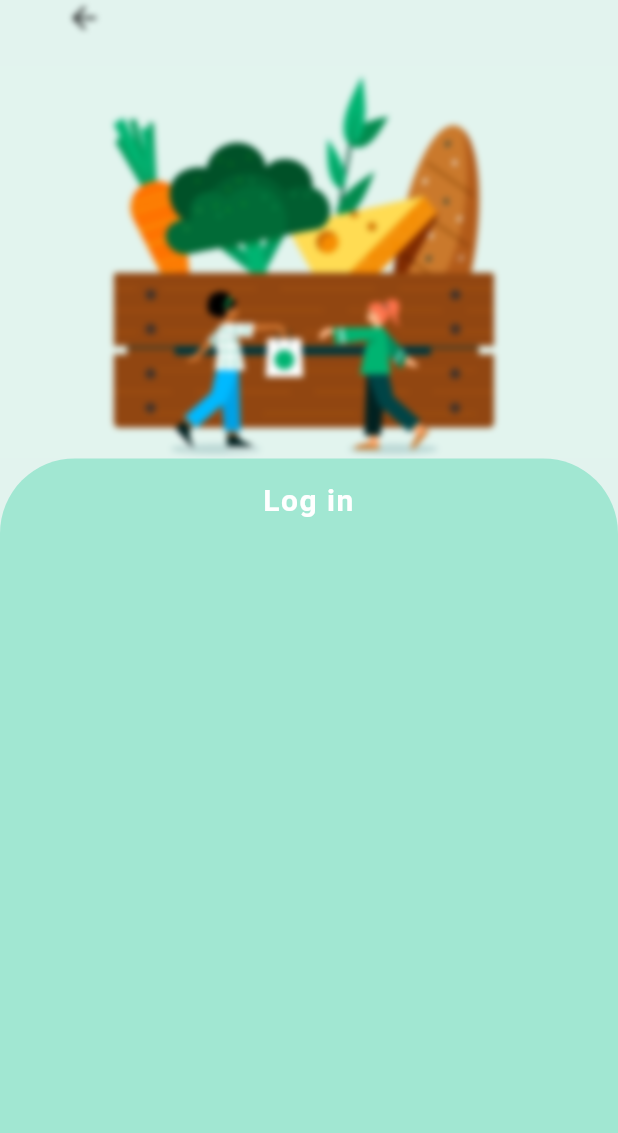
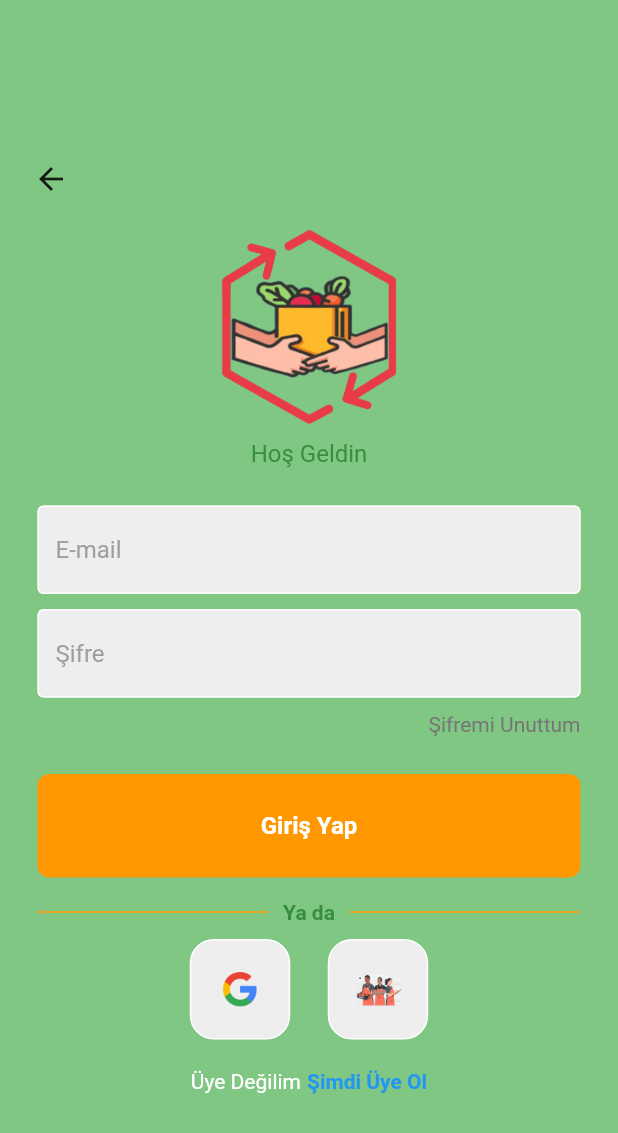
Before and after one commit to huseyinasan/biyemek, a Flutter app: the entrance screen opened directly, after a tap on "Giriş Yap", on a phone screen of 412 x 824 dp. Shown: the top 1133 px of the screen. Run offline on Flutter 3.47's test engine with Material 2 defaults, Android fonts, the phone set to English and light mode, and no system bars; our stand-ins replace firebase_core, google_nav_bar, smooth_page_indicator; accounts and stored records are empty; Roboto replaces fonts that are missing (OpenSans).

Commit message:
login page ui updated

```diff
--- /dev/null
+++ b/lib/components/back_button.dart
@@ -0,0 +1,24 @@
+import 'package:flutter/material.dart';
+
+class BackButton extends StatelessWidget {
+  const BackButton({super.key});
+
+  @override
+  Widget build(BuildContext context) {
+    return GestureDetector(
+      onTap: () {
+        Navigator.pop(context);
+      },
+      child: Container(
+        width: 50,
+        height: 50,
+        decoration: const BoxDecoration(
+          color: Colors.white,
+          shape: BoxShape.circle,
+        ),
+        child: const Icon(Icons.arrow_back_ios_new_rounded,
+            color: Color(0xFFE2F3EE)),
+      ),
+    );
+  }
+}
--- /dev/null
+++ b/lib/components/my_button.dart
@@ -0,0 +1,32 @@
+import 'package:flutter/material.dart';
+
+class MyButton extends StatelessWidget {
+  final Function()? onTap;
+
+  const MyButton({super.key, required this.onTap});
+
+  @override
+  Widget build(BuildContext context) {
+    return GestureDetector(
+      onTap: onTap,
+      child: Container(
+        padding: const EdgeInsets.all(25),
+        margin: const EdgeInsets.symmetric(horizontal: 25),
+        decoration: BoxDecoration(
+          color: Colors.orange,
+          borderRadius: BorderRadius.circular(8),
+        ),
+        child: const Center(
+          child: Text(
+            "Giriş Yap",
+            style: TextStyle(
+              color: Colors.white,
+              fontWeight: FontWeight.bold,
+              fontSize: 16,
+            ),
+          ),
+        ),
+      ),
+    );
+  }
+}
--- /dev/null
+++ b/lib/components/my_textfield.dart
@@ -0,0 +1,36 @@
+import 'package:flutter/material.dart';
+
+class MyTextField extends StatelessWidget {
+  final controller;
+  final String hintText;
+  final bool obscureText;
+
+  const MyTextField({
+    super.key,
+    required this.controller,
+    required this.hintText,
+    required this.obscureText,
+  });
+
+  @override
+  Widget build(BuildContext context) {
+    return Padding(
+      padding: const EdgeInsets.symmetric(horizontal: 25.0),
+      child: TextField(
+        controller: controller,
+        obscureText: obscureText,
+        decoration: InputDecoration(
+            enabledBorder: const OutlineInputBorder(
+              borderSide: BorderSide(color: Colors.white),
+            ),
+            focusedBorder: OutlineInputBorder(
+              borderSide: BorderSide(color: Colors.grey.shade400),
+            ),
+            fillColor: Colors.grey.shade200,
+            filled: true,
+            hintText: hintText,
+            hintStyle: TextStyle(color: Colors.grey[500])),
+      ),
+    );
+  }
+}
--- /dev/null
+++ b/lib/components/square_tile.dart
@@ -0,0 +1,25 @@
+import 'package:flutter/material.dart';
+
+class SquareTile extends StatelessWidget {
+  final String imagePath;
+  const SquareTile({
+    super.key,
+    required this.imagePath,
+  });
+
+  @override
+  Widget build(BuildContext context) {
+    return Container(
+      padding: EdgeInsets.all(15),
+      decoration: BoxDecoration(
+        border: Border.all(color: Colors.white),
+        borderRadius: BorderRadius.circular(16),
+        color: Colors.grey[200],
+      ),
+      child: Image.asset(
+        imagePath,
+        height: 35,
+      ),
+    );
+  }
+}
--- a/lib/screens/login/login.dart
+++ /dev/null
@@ -1,79 +0,0 @@
-import 'dart:ui';
-import 'package:flutter/material.dart';
-import '../onboarding/customer_entrance.dart';
-
-class login extends StatefulWidget {
-  const login({Key? key}) : super(key: key);
-
-  @override
-  State<login> createState() => _loginState();
-}
-
-class _loginState extends State<login> {
-  @override
-  Widget build(BuildContext context) {
-    return Scaffold(
-      backgroundColor: const Color(0xFFE2F3EE),
-      body: ListView(
-        children: [
-          Column(
-            children: [
-              GestureDetector(
-                onTap: () {
-                  Navigator.push(
-                    context,
-                    MaterialPageRoute(
-                      builder: (context) {
-                        return const entrance();
-                      },
-                    ),
-                  );
-                },
-                child: const Padding(
-                  padding: EdgeInsets.only(right: 300),
-                  child: Icon(Icons.arrow_back),
-                ),
-              ),
-              const SizedBox(height: 20),
-              const Image(
-                image: AssetImage('assets/images/onboarding/login.png'),
-              ),
-              BackdropFilter(
-                filter: ImageFilter.blur(sigmaX: 2, sigmaY: 2),
-                child: Container(
-                  color: Colors.transparent,
-                ),
-              ),
-              SingleChildScrollView(
-                child: Container(
-                  width: double.infinity,
-                  height: MediaQuery.of(context).size.height,
-                  decoration: const BoxDecoration(
-                      color: Color(0xFFA1E7D2),
-                      borderRadius: BorderRadius.only(
-                        topLeft: Radius.circular(50),
-                        topRight: Radius.circular(50),
-                      )),
-                  child: const Padding(
-                    padding: EdgeInsets.only(top: 16),
-                    child: Text(
-                      "Log in",
-                      textAlign: TextAlign.center,
-                      style: TextStyle(
-                        fontFamily: 'OpenSans',
-                        fontSize: 20,
-                        letterSpacing: 1,
-                        fontWeight: FontWeight.bold,
-                        color: Colors.white,
-                      ),
-                    ),
-                  ),
-                ),
-              ),
-            ],
-          )
-        ],
-      ),
-    );
-  }
-}
--- /dev/null
+++ b/lib/screens/login/login_page.dart
@@ -0,0 +1,168 @@
+import 'package:flutter/material.dart';
+import '../../components/my_button.dart';
+import '../../components/my_textfield.dart';
+import '../../components/square_tile.dart';
+
+class LoginPage extends StatelessWidget {
+  LoginPage({super.key});
+
+  // text editing controllers
+  final usernameController = TextEditingController();
+  final passwordController = TextEditingController();
+
+  // sign user in method
+  void signUserIn() {}
+
+  @override
+  Widget build(BuildContext context) {
+    return Scaffold(
+      backgroundColor: Colors.green[300],
+      body: SafeArea(
+        child: Center(
+          child: Column(
+            mainAxisAlignment: MainAxisAlignment.center,
+            children: [
+              const Padding(
+                padding: EdgeInsets.only(left: 10),
+                child: Row(
+                  mainAxisAlignment: MainAxisAlignment.start,
+                  children: [
+                    BackButton(),
+                  ],
+                ),
+              ),
+              // logo
+              Image.asset(
+                "assets/images/logo/logo.png",
+                width: 150,
+                height: 150,
+              ),
+              // welcome back, you've been missed!
+              Text(
+                'Hoş Geldin',
+                style: TextStyle(
+                  color: Colors.green[700],
+                  fontSize: 16,
+                ),
+              ),
+
+              const SizedBox(height: 25),
+
+              // username textfield
+              MyTextField(
+                controller: usernameController,
+                hintText: 'E-mail',
+                obscureText: false,
+              ),
+
+              const SizedBox(height: 10),
+
+              // password textfield
+              MyTextField(
+                controller: passwordController,
+                hintText: 'Şifre',
+                obscureText: true,
+              ),
+
+              const SizedBox(height: 10),
+
+              // forgot password?
+              Padding(
+                padding: const EdgeInsets.symmetric(horizontal: 25.0),
+                child: Row(
+                  mainAxisAlignment: MainAxisAlignment.end,
+                  children: [
+                    Text(
+                      'Şifremi Unuttum',
+                      style: TextStyle(color: Colors.grey[600]),
+                    ),
+                  ],
+                ),
+              ),
+
+              const SizedBox(height: 25),
+
+              // sign in button
+              MyButton(
+                onTap: signUserIn,
+              ),
+              // or continue with
+              Padding(
+                padding: const EdgeInsets.symmetric(horizontal: 25.0),
+                child: Padding(
+                  padding: const EdgeInsets.only(top: 15),
+                  child: Row(
+                    children: [
+                      const Expanded(
+                        child: Divider(
+                          thickness: 1,
+                          color: Colors.orange,
+                        ),
+                      ),
+                      Padding(
+                        padding: const EdgeInsets.symmetric(horizontal: 10.0),
+                        child: Text(
+                          'Ya da',
+                          style: TextStyle(
+                            color: Colors.green[700],
+                            fontWeight: FontWeight.bold,
+                          ),
+                        ),
+                      ),
+                      const Expanded(
+                        child: Divider(
+                          thickness: 1,
+                          color: Colors.orange,
+                        ),
+                      ),
+                    ],
+                  ),
+                ),
+              ),
+              // google + apple sign in buttons
+              const Padding(
+                padding: EdgeInsets.only(top: 10),
+                child: Row(
+                  mainAxisAlignment: MainAxisAlignment.center,
+                  children: [
+                    // google button
+                    SquareTile(
+                      imagePath: 'assets/images/onboarding/google_icon.png',
+                    ),
+                    SizedBox(
+                      width: 25,
+                    ),
+                    SquareTile(
+                      imagePath: "assets/images/onboarding/intro2.png",
+                    )
+                  ],
+                ),
+              ),
+              // not a member? register now
+              const Padding(
+                padding: EdgeInsets.only(top: 20),
+                child: Row(
+                  mainAxisAlignment: MainAxisAlignment.center,
+                  children: [
+                    Text(
+                      'Üye Değilim',
+                      style: TextStyle(color: Colors.white),
+                    ),
+                    SizedBox(width: 4),
+                    Text(
+                      'Şimdi Üye Ol',
+                      style: TextStyle(
+                        color: Colors.blue,
+                        fontWeight: FontWeight.bold,
+                      ),
+                    ),
+                  ],
+                ),
+              )
+            ],
+          ),
+        ),
+      ),
+    );
+  }
+}
--- a/lib/screens/onboarding/customer_entrance.dart
+++ b/lib/screens/onboarding/entrance.dart
@@ -1,5 +1,5 @@
 import 'package:biyemek/screens/onboarding/introduction_screen.dart';
-import 'package:biyemek/screens/login/login.dart';
+import 'package:biyemek/screens/login/login_page.dart';
 import 'package:biyemek/screens/register/register.dart';
 import 'package:flutter/material.dart';
 
@@ -86,7 +86,7 @@ class _entranceState extends State<entrance> {
                   ),
                   const SizedBox(height: 10),
                   const Text(
-                    '''Günlük Listelenen Uygun fiyatlı ürünlerle,
+                    '''Günlük listelenen uygun fiyatlı ürünlerle,
      gıda israfını önlemeye hemen başla!''',
                     style: TextStyle(
                       fontSize: 16,
@@ -106,7 +106,7 @@ class _entranceState extends State<entrance> {
                                 context,
                                 MaterialPageRoute(
                                   builder: (context) {
-                                    return const signup();
+                                    return const register();
                                   },
                                 ),
                               );
@@ -210,7 +210,7 @@ class _entranceState extends State<entrance> {
                         context,
                         MaterialPageRoute(
                           builder: (context) {
-                            return const login();
+                            return LoginPage();
                           },
                         ),
                       );
--- a/lib/screens/register/register.dart
+++ b/lib/screens/register/register.dart
@@ -1,14 +1,14 @@
 import 'dart:ui';
 import 'package:flutter/material.dart';
 
-class signup extends StatefulWidget {
-  const signup({Key? key}) : super(key: key);
+class register extends StatefulWidget {
+  const register({Key? key}) : super(key: key);
 
   @override
-  State<signup> createState() => _signupState();
+  State<register> createState() => _registerState();
 }
 
-class _signupState extends State<signup> {
+class _registerState extends State<register> {
   @override
   Widget build(BuildContext context) {
     return Scaffold(
```
